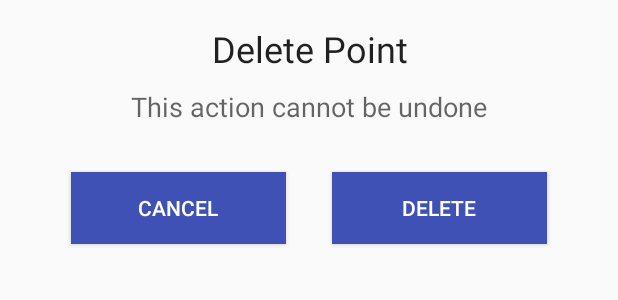
After one commit to JabaHum/MainPolygon, an Android app: the layout delete_point_dialog.xml on its own in the app's theme, with its tools: preview values and no code run, on a phone screen of 412 x 824 dp. The commit adds this screen. Shown: the top 300 px of the screen. Run offline under Robolectric (Android 15) with nearby library versions, the phone set to English and light mode, and no system bars.

Commit message:
Edited And Added Alert Dialogs for Menu click Events

```diff
--- /dev/null
+++ b/app/src/main/res/layout/delete_point_dialog.xml
@@ -0,0 +1,56 @@
+<?xml version="1.0" encoding="utf-8"?>
+<LinearLayout xmlns:android="http://schemas.android.com/apk/res/android"
+    android:layout_width="match_parent"
+    android:layout_height="match_parent"
+    android:orientation="vertical">
+    <LinearLayout
+        android:layout_width="match_parent"
+        android:layout_height="wrap_content"
+        android:orientation="vertical"
+        android:padding="16dp">
+        <TextView
+            android:layout_width="match_parent"
+            android:layout_height="wrap_content"
+            android:text="Delete Point"
+            android:textAlignment="center"
+            android:textAppearance="@style/TextAppearance.AppCompat.Headline" />
+        <TextView
+
+            android:layout_width="match_parent"
+            android:layout_height="wrap_content"
+            android:layout_marginTop="10dp"
+            android:text="This action cannot be undone"
+            android:textAlignment="center"
+            android:textAppearance="@style/TextAppearance.AppCompat.Medium" />
+
+        <LinearLayout
+            android:layout_width="match_parent"
+            android:layout_height="wrap_content"
+            android:orientation="horizontal"
+            android:layout_weight="2"
+            android:padding="16dp">
+
+            <Button
+                android:id="@+id/btnCancel"
+                android:layout_width="wrap_content"
+                android:layout_height="wrap_content"
+                android:layout_weight="1"
+                android:layout_margin="15dp"
+                android:background="@color/colorPrimary"
+                android:text="Cancel"
+                android:textColor="#FFF" />
+
+            <Button
+                android:id="@+id/btnDelete"
+                android:layout_width="wrap_content"
+                android:layout_height="wrap_content"
+                android:layout_margin="15dp"
+                android:layout_weight="1"
+                android:background="@color/colorPrimary"
+                android:text="DELETE"
+                android:textColor="#FFF" />
+
+
+        </LinearLayout>
+    </LinearLayout>
+</LinearLayout>
--- a/app/src/main/res/values/colors.xml
+++ b/app/src/main/res/values/colors.xml
@@ -1,6 +1,6 @@
 <?xml version="1.0" encoding="utf-8"?>
 <resources>
-    <color name="colorPrimary">#008577</color>
-    <color name="colorPrimaryDark">#00574B</color>
-    <color name="colorAccent">#D81B60</color>
+    <color name="colorPrimary">#3F51B5</color>
+    <color name="colorPrimaryDark">#303F9F</color>
+    <color name="colorAccent">#FF4081</color>
 </resources>
```
Also changed, not shown: app/src/main/java/com/example/mainpolygon/MainActivity.java (+71 -0 lines), app/src/main/res/layout/add_new_point_dialog.xml (added, +57 -0 lines), app/src/main/res/layout/save_garden_dialog.xml (added, +57 -0 lines), app/src/main/res/menu/add_newpoint_menu.xml (added, +18 -0 lines), app/src/main/res/menu/menu.xml (+19 -0 lines), app/src/main/res/drawable/ic_arrow.png (added), app/src/main/res/drawable/ic_plus_icon.png (added).
